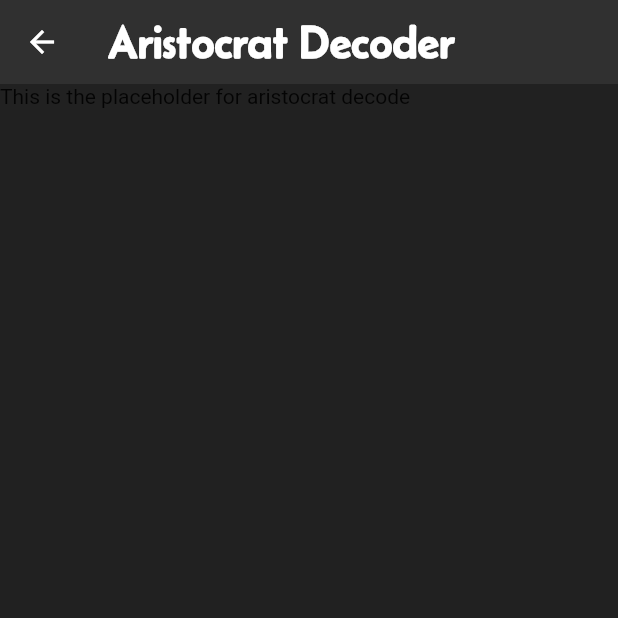
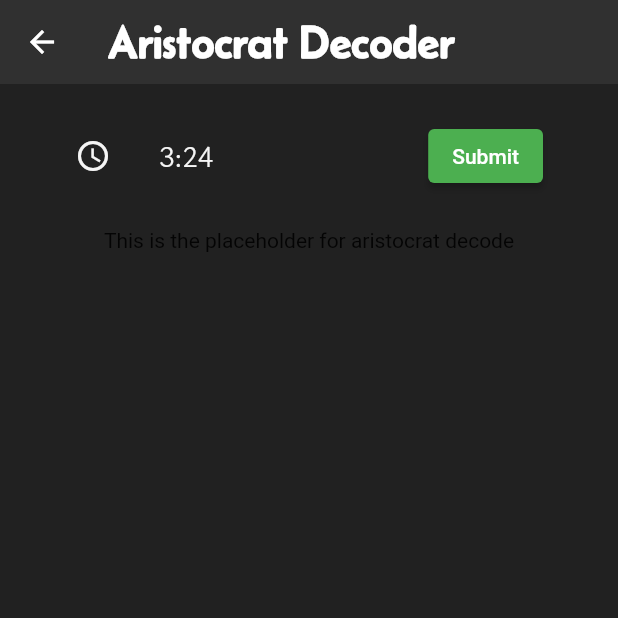
Before and after one commit to sshar1/Enigma, a Flutter app: the screen it shows after launch, after a tap on "Encoding", after a tap on "Aristocrat", on a phone screen of 412 x 824 dp, the top half of it. Run offline on Flutter 3.47's test engine with Material 2 defaults, Android fonts, the light colour scheme and no system bars; our stand-ins replace flutter_spinkit.

Commit message:
Made submit button

```diff
--- a/lib/pages/cipher_page.dart
+++ b/lib/pages/cipher_page.dart
@@ -30,7 +30,46 @@ class _CipherPageState extends State<CipherPage> {
         ),
         elevation: 0,
       ),
-      body: data['page']
+      body: Padding(
+        padding: const EdgeInsets.symmetric(horizontal: 50),
+        child: Column(
+          children: [
+            const SizedBox(height: 20),
+            Row(
+              mainAxisAlignment: MainAxisAlignment.spaceBetween,
+              children: [
+                Expanded(
+                  child: ListTile(
+                    contentPadding: EdgeInsets.zero,
+                    leading: const Icon(Icons.access_time),
+                    title: const Text(
+                      "3:24",
+                      style: TextStyle(
+                        fontFamily: 'Ysabeau',
+                        fontSize: 20
+                      ),
+                    ),
+                    tileColor: Colors.transparent,
+                    iconColor: Colors.grey[100],
+                    textColor: Colors.grey[100],
+                  ),
+                ),
+                ElevatedButton(
+                  style: const ButtonStyle(
+                    backgroundColor: MaterialStatePropertyAll<Color>(Colors.green),
+                  ),
+                  onPressed: () {
+                    print('test');
+                  },
+                  child: const Text("Submit"),
+                )
+              ],
+            ),
+            const SizedBox(height: 20),
+            data['page']
+          ],
+        )
+      )
     );
   }
 }
```
Also changed, not shown: lib/pages/ciphers/encode/aristocrat_encode.dart (+6 -25 lines).
